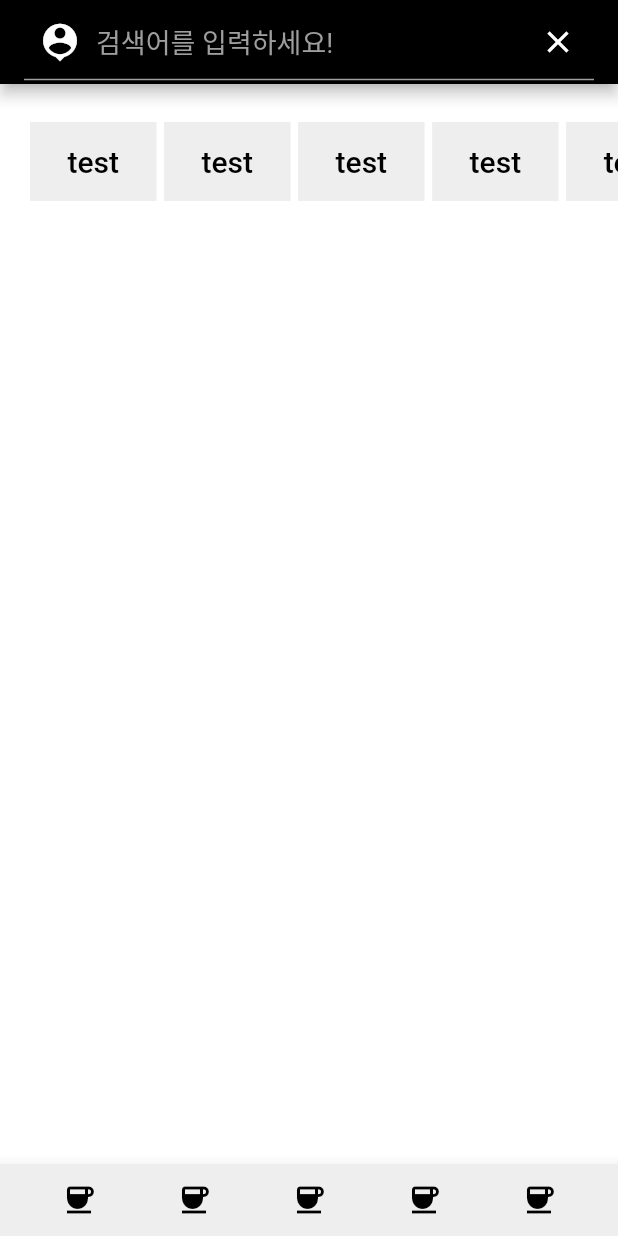
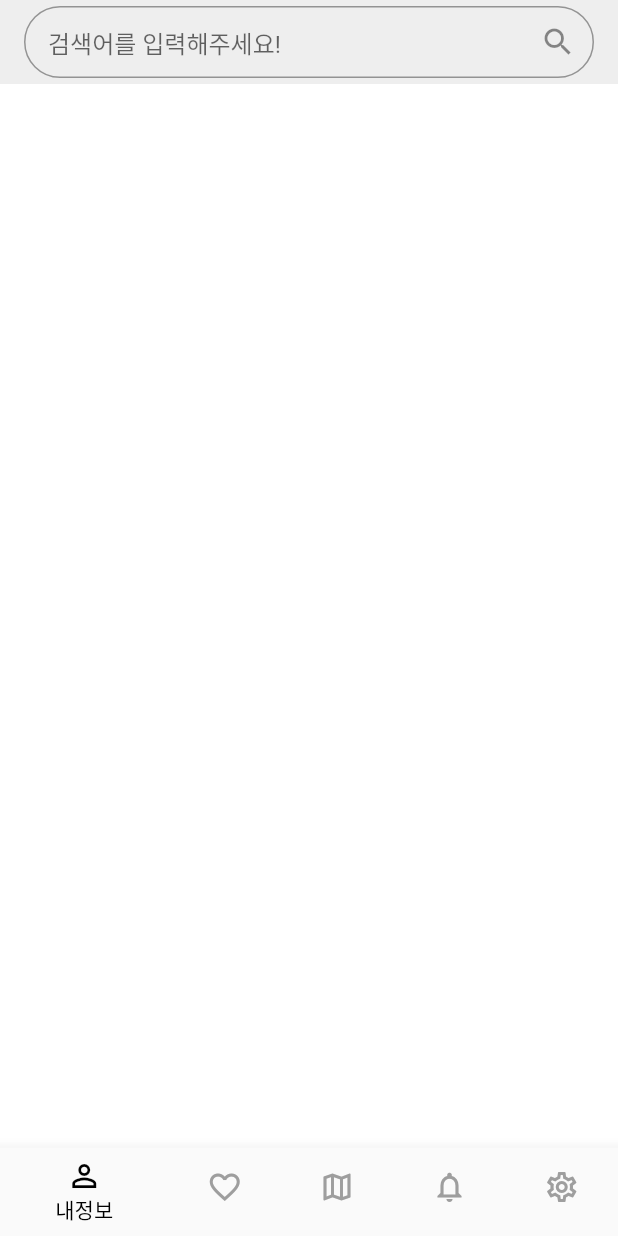
Before and after one commit to TypiDoyun/stac-offline, a Flutter app: the screen it shows after launch, on a phone screen of 412 x 824 dp. Run offline on Flutter 3.47's test engine with Material 2 defaults, Android fonts, the light colour scheme and no system bars.

Commit message:
Feat: 하단 네비이션바와 각 페이지 생성

```diff
--- /dev/null
+++ b/lib/UserPage.dart
@@ -0,0 +1,17 @@
+import 'package:flutter/cupertino.dart';
+import 'package:flutter/material.dart';
+
+class UserPage extends StatefulWidget{
+  @override
+  State<UserPage> createState() => UserPageState();
+}
+class UserPageState extends State<UserPage> {
+  @override
+  Widget build(BuildContext context) {
+    return const Scaffold(
+      backgroundColor: Colors.white,
+      body: null,
+    );
+  }
+
+}
--- a/lib/Widgets/Shop_Listitem.dart
+++ b/lib/Widgets/Shop_Listitem.dart
@@ -1,31 +1,21 @@
 import 'package:flutter/cupertino.dart';
 import 'package:flutter/material.dart';
 
-class ShopListItem extends StatelessWidget{
-  final String shopName = 'test';
-  // final FileImage? shopImage;
+class ShopListItem extends StatelessWidget {
+  final String? shopName = null;
 
   @override
   Widget build(BuildContext context) {
-    return Row(
-        children: [
-          Container(
-            padding: EdgeInsets.symmetric(vertical: 15,horizontal: 25),
-            child: Text(
-              shopName,
-              style: TextStyle(
-                color: Colors.black,
-                fontSize: 20,
-                fontWeight: FontWeight.w500,
-              ),
-            ),
-            color: Color(0xffeeeeee),
-          ),
-          Container(
-            width: 5,
-          )
-        ]
-    );
+    return Container(
+      decoration: BoxDecoration( //컨테이너 데코레이션
+        borderRadius: BorderRadius.circular(50),
+        color: const Color(0xffeeeeee),
+
+    ),
+      margin: const EdgeInsets.symmetric(horizontal: 8),
+      height: 40,width: 80,
+      child: const Row(mainAxisAlignment: MainAxisAlignment.center,
+        ),
+      );
   }
-
 }
--- a/lib/main.dart
+++ b/lib/main.dart
@@ -1,12 +1,13 @@
-
 import 'package:flutter/material.dart';
-import 'package:offline/Widgets/Shop_Listitem.dart';
-import 'package:offline/map.dart';
+import 'package:offline/AlarmPage.dart';
+import 'package:offline/MainPage.dart';
+import 'package:offline/MapPage.dart';
+import 'package:offline/SettingPage.dart';
+import 'package:offline/UserPage.dart';
+import 'package:offline/Widgets/LikeItem.dart';
 
 void main() {
-  return runApp(const MaterialApp(
-    home: MyApp()
-  ));
+  return runApp(const MaterialApp(home: MyApp()));
 }
 
 class MyApp extends StatefulWidget {
@@ -17,93 +18,65 @@ class MyApp extends StatefulWidget {
 }
 
 class MyTest extends State<MyApp> {
+  int current_index = 0;
+
+  //네이게이션바 화면 순서
+  List body_item = [
+    UserPage(),
+    LikeItem(),
+    const MainPage(),
+    const AlarmPage(),
+    SettingPage(),
+  ];
+
   @override
   Widget build(BuildContext context) {
-    return MaterialApp(
-      home: Scaffold(
-        backgroundColor: Colors.white,
-        appBar: searchPageHeader(),
-        body: Column(
-            children: [
-              const SizedBox(height: 25,),
-              SingleChildScrollView(
-                scrollDirection: Axis.horizontal,
-                child: Row(
-                  children: [
-                    const SizedBox(width: 20),
-                    ShopListItem(),
-                    ShopListItem(),
-                    ShopListItem(),
-                    ShopListItem(),
-                    ShopListItem(),
-                    ShopListItem(),
-                  ],
+    return DefaultTabController(
+        length: 5,
+        child: Scaffold(
+          appBar: AppBar(
+              backgroundColor: const Color(0xffeeeeee),
+              elevation: 0,
+              title: const TextField(
+                decoration: InputDecoration(
+                  contentPadding: EdgeInsets.symmetric(
+                    vertical: 8,
+                    horizontal: 16,
+                  ),
+                  border: OutlineInputBorder(
+                    borderRadius: BorderRadius.all(
+                      Radius.circular(50),
+                    ),
+                  ),
+                  hintText: '검색어를 입력해주세요!',
+                  suffixIcon: Icon(Icons.search), // 돋보기 아이콘을 추가합니다.
                 ),
-              ),
-              const Padding(padding: EdgeInsets.symmetric(horizontal: 24),
               )
-            ]
-        ),
-        bottomNavigationBar: BottomAppBar(
-          color: const Color(0xffeeeeee),
-          child: Row(
-            mainAxisAlignment: MainAxisAlignment.spaceEvenly,
-            children: [
-              const IconButton(onPressed: null, icon: Icon(Icons.coffee,color: Colors.black,)),
-              const IconButton(onPressed: null, icon: Icon(Icons.coffee,color: Colors.black,)),
-              IconButton(
-                icon: const Icon(Icons.coffee, color: Colors.black),
-                onPressed: () {
-                  changeScreen(context);
-                },
-              ),
-              const IconButton(onPressed: null, icon: Icon(Icons.coffee,color: Colors.black,)),
-              const IconButton(onPressed: null, icon: Icon(Icons.coffee,color: Colors.black,)),
+          ),
+          body: body_item.elementAt(current_index),
+          bottomNavigationBar: BottomNavigationBar(
+            currentIndex: current_index,
+            onTap: (index) {
+              setState(() {
+                current_index = index;
+              });
+            },
+            items: const [
+              BottomNavigationBarItem(
+                  icon: Icon(Icons.person_outline), label: '내정보'),
+              BottomNavigationBarItem(
+                  icon: Icon(Icons.favorite_outline), label: '찜하기'),
+              BottomNavigationBarItem(
+                  icon: Icon(Icons.map_outlined), label: '지도'),
+              BottomNavigationBarItem(
+                  icon: Icon(Icons.notifications_outlined), label: '알람'),
+              BottomNavigationBarItem(
+                  icon: Icon(Icons.settings_outlined), label: '설정'),
             ],
+            selectedItemColor: Colors.black,
+            unselectedItemColor: Colors.grey,
+            type: BottomNavigationBarType.shifting,
           ),
-        ),
-      ),
-    );
-  }
-
-  void changeScreen(BuildContext context) {
-    Navigator.push(context, MaterialPageRoute(builder: (context) => MapScreen()),
-    );
-  }
-
-  //검색창 입력내용 controller
-  TextEditingController seatrchTextEditingController = TextEditingController();
-  //아이콘 X클릭시 검색어 삭제
-  emptyTheTextFormField() {
-    seatrchTextEditingController.clear();
-  }
-
-  AppBar searchPageHeader() {
-    return AppBar(
-      backgroundColor: Colors.black,
-      title: TextFormField(
-        controller: seatrchTextEditingController,
-        decoration: InputDecoration(
-          hintText: "검색어를 입력하세요!",
-          hintStyle: const TextStyle(
-            color: Colors.grey
-          ),
-          enabledBorder: const UnderlineInputBorder(
-            borderSide: BorderSide(color: Colors.grey,)
-          ),
-          focusedBorder: const UnderlineInputBorder(
-            borderSide: BorderSide(color: Colors.white,)
-          ),
-          filled: true,
-          prefixIcon: const Icon(Icons.person_pin, color: Colors.white, size: 30,),
-          suffixIcon: IconButton(icon: const Icon(Icons.clear,color: Colors.white,),
-            onPressed: emptyTheTextFormField)
-            ),
-        style: const TextStyle(
-          fontSize: 18,
-          color: Colors.white
-        ),
-        )
-      );
+        ));
   }
 }
--- a/pubspec.yaml
+++ b/pubspec.yaml
@@ -60,8 +60,11 @@ flutter:
 
   # To add assets to your application, add an assets section, like this:
   # assets:
+
   #   - images/a_dot_burr.jpeg
   #   - images/a_dot_ham.jpeg
+  assets:
+    - assets/
 
   # An image asset can refer to one or more resolution-specific "variants", see
   # https://flutter.dev/assets-and-images/#resolution-aware
```
Also changed, not shown: lib/AlarmPage.dart (added, +21 -0 lines), lib/LikePage.dart (added, +26 -0 lines), lib/MainPage.dart (added, +43 -0 lines), lib/MapPage.dart (added, +30 -0 lines), lib/SettingPage.dart (added, +20 -0 lines), lib/Widgets/LikeItem.dart (added, +20 -0 lines), lib/Widgets/SearchBar.dart (added, +24 -0 lines), lib/Widgets/bottom_bar.dart (added, +27 -0 lines), lib/map.dart (deleted, +0 -50 lines).
